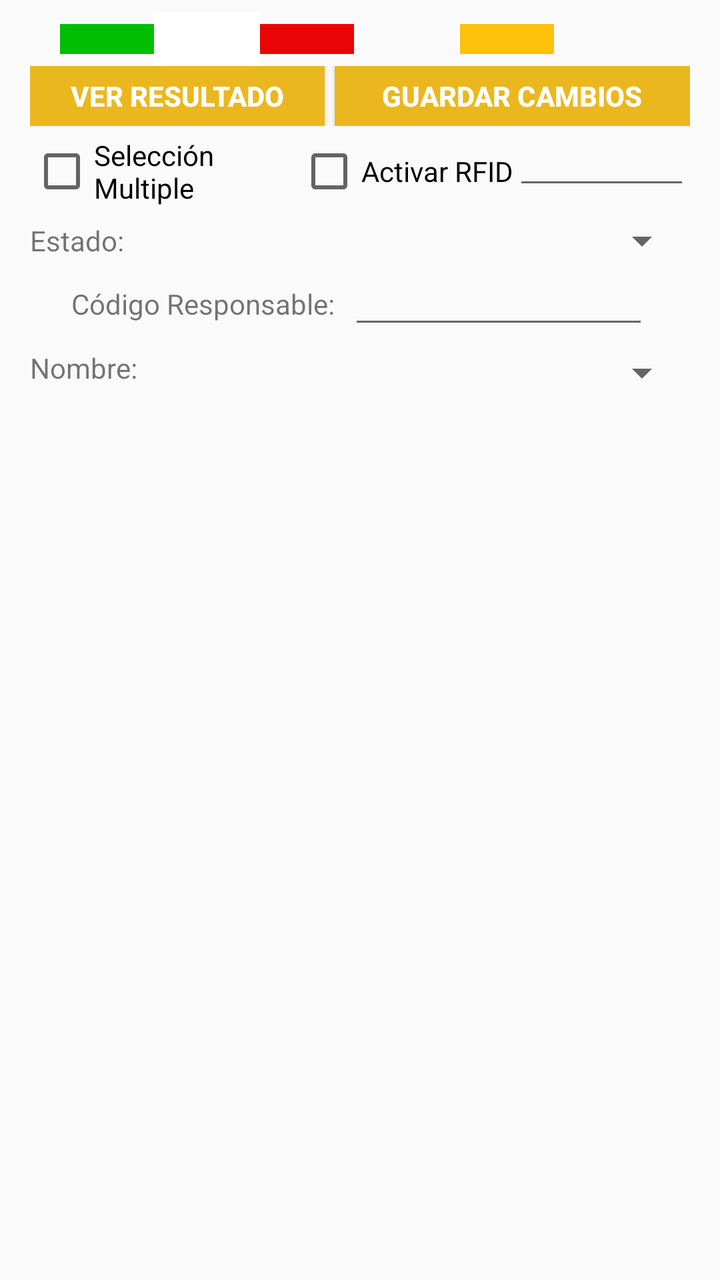
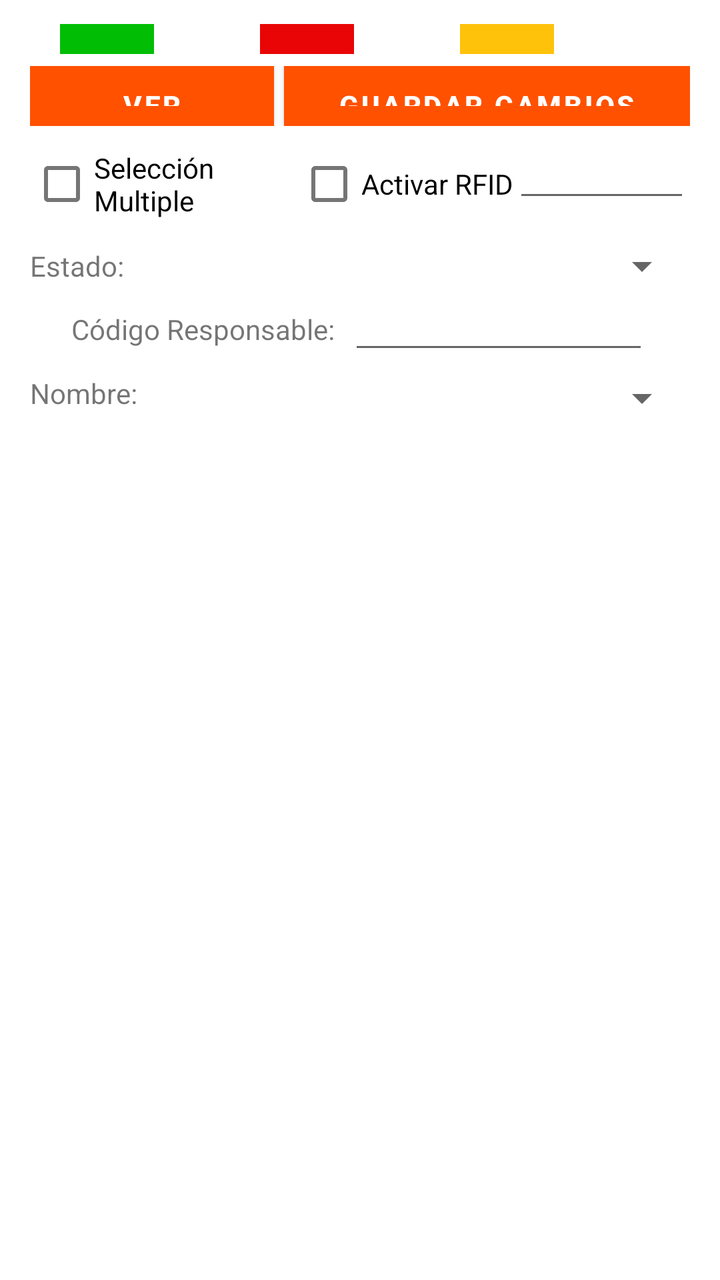

Screens rendered from an Android XML layout before and after an edit, with the pre-edit source and the edit as a unified diff.
<!-- AndroidManifest.xml: application theme AppTheme -->
<!-- res/layout/activity_ajuste_ubicacion_final.xml -->
<?xml version="1.0" encoding="utf-8"?>
<android.support.constraint.ConstraintLayout
    xmlns:android="http://schemas.android.com/apk/res/android"
    xmlns:app="http://schemas.android.com/apk/res-auto"
    xmlns:tools="http://schemas.android.com/tools"
    android:layout_width="match_parent"
    android:layout_height="match_parent"
    tools:context=".Locate_Assets.AsignarUbicacionTodo"
       >

    <LinearLayout
        android:id="@+id/UbicacionFinal"
        android:layout_width="match_parent"
        android:layout_centerHorizontal="true"
        android:layout_height="match_parent"
        android:layout_marginBottom="5dp"
        android:orientation="vertical"
        >

        <RelativeLayout
            android:layout_width="match_parent"
            android:layout_height="6dp"
            android:text="█ ■ █ ■ █"
            />

        <LinearLayout
            android:layout_height = "wrap_content"
            android:layout_width  = "match_parent"
            android:orientation   = "vertical"
            android:layout_marginLeft="15dp"
            android:gravity="center"
            android:layout_marginRight="15dp"
            android:layout_marginBottom="5dp"
            >
            <LinearLayout
                android:layout_height = "wrap_content"
                android:layout_width  = "match_parent"
                android:orientation   = "horizontal"
                android:layout_marginLeft="15dp"
                android:gravity="center"
                android:layout_marginRight="15dp">

                <TextView
                    android:id="@+id/textView6"
                    android:layout_width="2dp"
                    android:layout_height="15dp"
                    android:layout_centerInParent="true"
                    android:layout_weight="1"
                    android:background="#01BE05"
                    android:text=""
                    android:textAlignment="center"
                    android:textSize="17dp"
                    android:textStyle="bold" />

                <TextView
                    android:id="@+id/txtAEncontrados"
                    android:layout_width="8dp"
                    android:layout_height="27dp"
                    android:layout_centerInParent="true"
                    android:layout_weight="1"
                    android:background="#FFFFFF"
                    android:text=""
                    android:textAlignment="center"
                    android:textSize="17dp"
                    android:textStyle="bold" />

                <TextView
                    android:id="@+id/textView8"
                    android:layout_width="2dp"
                    android:layout_height="15dp"
                    android:layout_centerInParent="true"
                    android:layout_weight="1"
                    android:background="#E90505"
                    android:text=""
                    android:textAlignment="center"
                    android:textSize="17dp"
                    android:textStyle="bold" />
                <TextView
                    android:id="@+id/txtAFaltantes"
                    android:layout_width="8dp"
                    android:layout_height="27dp"
                    android:layout_weight="1"
                    android:text=""
                    android:layout_centerInParent="true"
                    android:textAlignment="center"
                    android:textSize="17dp"
                    android:textStyle="bold"
                    />

                <TextView
                    android:id="@+id/textView9"
                    android:layout_width="2dp"
                    android:layout_height="15dp"
                    android:layout_centerInParent="true"
                    android:layout_weight="1"
                    android:background="#FFC20A"
                    android:text=""
                    android:textAlignment="center"
                    android:textSize="17dp"
                    android:textStyle="bold" />
                <TextView
                    android:id="@+id/txtASobrantes"
                    android:layout_width="8dp"
                    android:layout_height="27dp"
                    android:layout_weight="1"
                    android:text=""
                    android:layout_centerInParent="true"
                    android:textAlignment="center"
                    android:textSize="17dp"
                    android:textStyle="bold"
                    />
            </LinearLayout>

                <LinearLayout
                android:layout_width="match_parent"
                android:layout_height="wrap_content"
                android:gravity="center"
                android:layout_centerHorizontal="true"
                android:orientation="horizontal"
                >

                <Button
                    android:id="@+id/btn_VerResultados"
                    android:layout_width="100dp"
                    android:layout_height="30dp"
                    android:layout_weight="1"
                    android:layout_centerInParent="true"
                    android:layout_marginRight="5dp"
                    android:background="@color/colorPrimary"
                    android:text="Ver Resultado"
                    android:textColor="@android:color/background_light"
                    android:textStyle="bold"></Button>

                    <Button
                        android:id="@+id/btn_AjustarTodo"
                        android:layout_width="wrap_content"
                        android:layout_height="30dp"
                        android:layout_centerInParent="true"
                        android:layout_weight="1"
                        android:background="@color/colorPrimary"
                        android:text="Guardar Cambios"
                        android:textColor="@android:color/background_light"
                        android:textStyle="bold"></Button>
            </LinearLayout>
        </LinearLayout>


        <LinearLayout
            android:layout_height = "wrap_content"
            android:layout_width  = "match_parent"
            android:orientation   = "vertical"
            android:layout_marginLeft="15dp"
            android:gravity="center"
            android:layout_marginRight="15dp"
            >

            <LinearLayout
                android:layout_width="match_parent"
                android:layout_height="wrap_content"
                android:gravity="center"
                android:layout_centerHorizontal="true"
                android:orientation="horizontal"
                >

                <CheckBox
                    android:id="@+id/ckSeleccion"
                    android:layout_width="wrap_content"
                    android:layout_height="wrap_content"
                    android:text="Selección Multiple"
                    android:layout_weight="1"
                    android:onClick="onCheckBoxClicked"/>
                <CheckBox
                    android:id="@+id/ckActivarRFID"
                    android:layout_width="wrap_content"
                    android:text="Activar RFID"
                    android:layout_height="wrap_content"
                    android:onClick="onCheckBoxClicked">
                </CheckBox>

                <EditText
                    android:id="@+id/txt_barcode"
                    android:layout_width="100dp"
                    android:layout_height="wrap_content"
                    android:layout_weight="1"
                    android:configChanges="screenSize|orientation"
                    android:ems="10"
                    android:inputType="textPersonName"
                    android:maxLength="24"
                    android:text=""
                    android:textSize="20px"
                    android:windowSoftInputMode="stateHidden"

                    />
                <Button
                    android:id="@+id/btn_AjustarSeleccionado"
                    android:layout_width="wrap_content"
                    android:layout_height="30dp"
                    android:layout_weight="1"
                    android:layout_centerInParent="true"
                    android:background="@color/colorPrimary"
                    android:text="Ajustar Activos Seleccionados"
                    android:textColor="@android:color/background_light"
                    android:textStyle="bold"
                    android:visibility="gone"
                    ></Button>
            </LinearLayout>
            <LinearLayout
                android:layout_width="match_parent"
                android:layout_height="wrap_content"
                android:gravity="center"
                android:layout_marginTop="5dp"
                android:layout_centerHorizontal="true"
                android:orientation="horizontal"
                >
                <TextView
                    android:id="@+id/lbl_Estado"
                    android:layout_width="wrap_content"
                    android:layout_height="wrap_content"
                    android:layout_weight="0"
                    android:text="Estado:" />
                <Spinner
                    android:layout_marginLeft="5dp"
                    android:id="@+id/spEstado"
                    android:layout_width="60dp"
                    android:layout_height="wrap_content"
                    android:layout_weight="1" />

                <Button
                    android:id="@+id/btn_AjustarEstado"
                    android:layout_width="150dp"
                    android:layout_height="30dp"
                    android:layout_weight="1"
                    android:layout_centerInParent="true"
                    android:background="@color/colorPrimary"
                    android:text="Ajustar Estado"
                    android:textColor="@android:color/background_light"
                    android:textStyle="bold"
                    android:visibility="gone"
                    ></Button>
            </LinearLayout>

            <LinearLayout
                android:layout_width="match_parent"
                android:layout_height="35dp"
                android:layout_centerHorizontal="true"
                android:layout_marginTop="2dp"
                android:gravity="center"
                android:orientation="horizontal">

                <TextView
                    android:id="@+id/lblnombreEmpleado"
                    android:layout_width="wrap_content"
                    android:layout_height="wrap_content"
                    android:layout_weight="0"
                    android:text="Código Responsable:" />

                <EditText
                    android:id="@+id/txtCodigoEmpleado"
                    android:layout_width="150dp"
                    android:layout_marginLeft="7dp"
                    android:textSize="14dp"
                    android:layout_height="wrap_content"
                    android:layout_centerInParent="true"
                    android:text=""></EditText>
            </LinearLayout>
            <LinearLayout
                android:layout_width="match_parent"
                android:layout_height="wrap_content"
                android:layout_marginTop="5dp"
                android:layout_centerHorizontal="true"
                android:orientation="horizontal"
                >
                <TextView
                    android:id="@+id/lblCodigoEmpleado"
                    android:layout_width="wrap_content"
                    android:layout_height="wrap_content"
                    android:layout_weight="0"
                    android:text="Nombre:" />
                <Spinner
                    android:id="@+id/spEmpleados"
                    android:layout_width="45dp"
                    android:layout_height="wrap_content"
                    android:layout_weight="1" />

                <Button
                    android:id="@+id/btn_AjustarEmpleado"
                    android:layout_width="45dp"
                    android:layout_height="33dp"
                    android:layout_centerInParent="true"
                    android:layout_weight="1"
                    android:background="@color/colorPrimary"
                    android:text="Ajustar Responsable"
                    android:textColor="@android:color/background_light"
                    android:textStyle="bold"
                    android:visibility="gone"></Button>
            </LinearLayout>
        </LinearLayout>
    <LinearLayout
        android:layout_height = "wrap_content"
        android:layout_width  = "match_parent"
        android:layout_marginLeft="15dp"
        android:gravity="center"
        android:layout_marginRight="15dp"
        >

    </LinearLayout>
        <RelativeLayout
            android:layout_height = "15dp"
            android:layout_width  = "match_parent"
            android:text          = "█ ■ █ ■ █"
            android:layout_marginLeft="15dp"
            android:layout_marginRight="15dp"/>

      

            <LinearLayout
                android:layout_width="match_parent"
                android:layout_height="wrap_content"
                android:orientation="vertical">


                    



                 

                        <android.support.v7.widget.RecyclerView
                            android:id="@+id/listView"
                            android:layout_width="match_parent"
                            android:layout_height="match_parent"
                            android:clickable="true"
                            android:focusable="true"
                            android:layout_weight="1"
                            android:scrollbars="vertical"/>

            </LinearLayout>
      

        <RelativeLayout
            android:layout_width="match_parent"
            android:layout_height="16dp"
            android:text="█ ■ █ ■ █"

            />

    </LinearLayout>
    
</android.support.constraint.ConstraintLayout>
<!-- resources referenced by this layout -->
<resources>
  <color name="colorPrimary">#EBB71E</color>
  <style name="AppTheme" parent="Base.Theme.AppCompat.Light.DarkActionBar">
          
          <item name="colorPrimary">@color/colorPrimary</item>
          <item name="colorPrimaryDark">@color/colorPrimaryDark</item>
          <item name="colorAccent">@color/colorPrimary</item>
          <item name="android:textColorPrimary">@color/colorAccent</item>
          <item name="colorControlHighlight">@color/colorAccent</item>
      </style>
  <color name="colorPrimaryDark">#CE9D0C</color>
  <color name="colorAccent">#555555</color>
</resources>

<!-- the commit's change to res/layout/activity_ajuste_ubicacion_final.xml (unified diff, before → after) -->
@@ -1,5 +1,5 @@
 <?xml version="1.0" encoding="utf-8"?>
-<android.support.constraint.ConstraintLayout
+<androidx.constraintlayout.widget.ConstraintLayout
     xmlns:android="http://schemas.android.com/apk/res/android"
     xmlns:app="http://schemas.android.com/apk/res-auto"
     xmlns:tools="http://schemas.android.com/tools"
@@ -325,7 +325,7 @@
 
                  
 
-                        <android.support.v7.widget.RecyclerView
+                        <androidx.recyclerview.widget.RecyclerView
                             android:id="@+id/listView"
                             android:layout_width="match_parent"
                             android:layout_height="match_parent"
@@ -346,4 +346,4 @@
 
     </LinearLayout>
     
-</android.support.constraint.ConstraintLayout>
+</androidx.constraintlayout.widget.ConstraintLayout>
<!-- resource entries referenced after the edit -->
@@ -1,15 +1,20 @@
 <!-- resources referenced by this layout -->
 <resources>
-  <color name="colorPrimary">#EBB71E</color>
-  <style name="AppTheme" parent="Base.Theme.AppCompat.Light.DarkActionBar">
+  <color name="colorPrimary">#FF5100</color>
+  <style name="AppTheme" parent="Theme.MaterialComponents.Light.DarkActionBar">
           
           <item name="colorPrimary">@color/colorPrimary</item>
-          <item name="colorPrimaryDark">@color/colorPrimaryDark</item>
-          <item name="colorAccent">@color/colorPrimary</item>
-          <item name="android:textColorPrimary">@color/colorAccent</item>
+          <item name="colorPrimaryVariant">@color/colorPrimaryDark</item>
+          <item name="colorSecondary">@color/colorAccent</item>
+  
+          
+          <item name="android:textColorPrimary">@color/colorPrimary</item>
           <item name="colorControlHighlight">@color/colorAccent</item>
+  
+          
+          <item name="materialButtonStyle">@style/Widget.MaterialComponents.Button</item>
       </style>
-  <color name="colorPrimaryDark">#CE9D0C</color>
+  <color name="colorPrimaryDark">#FFFFFF</color>
   <color name="colorAccent">#555555</color>
 </resources>
 
